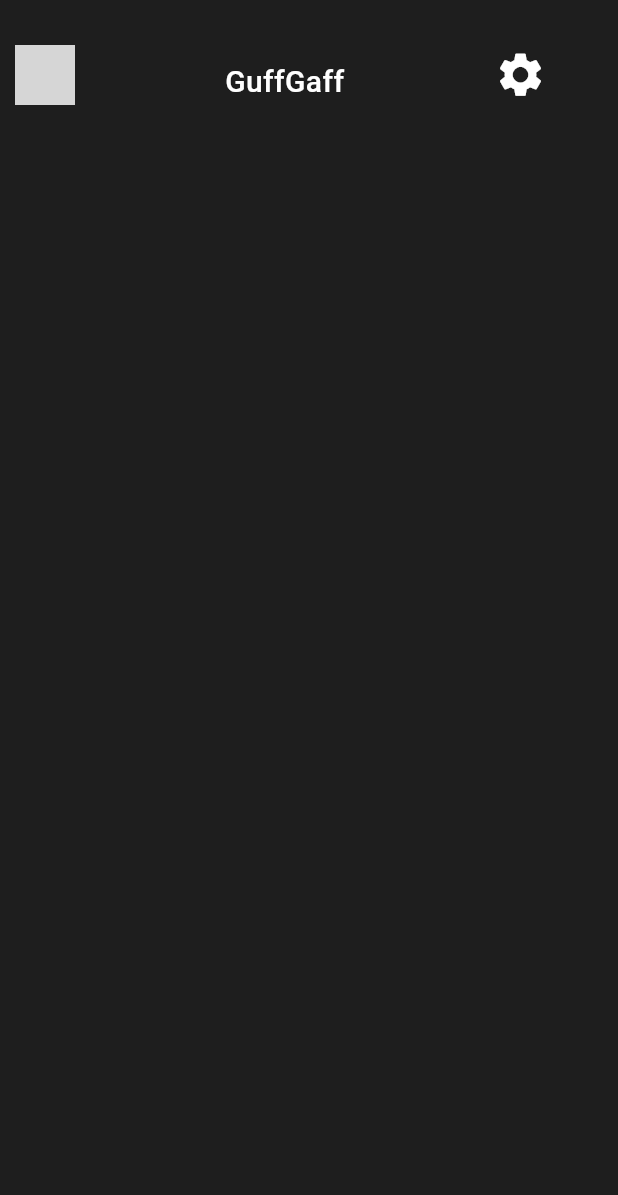
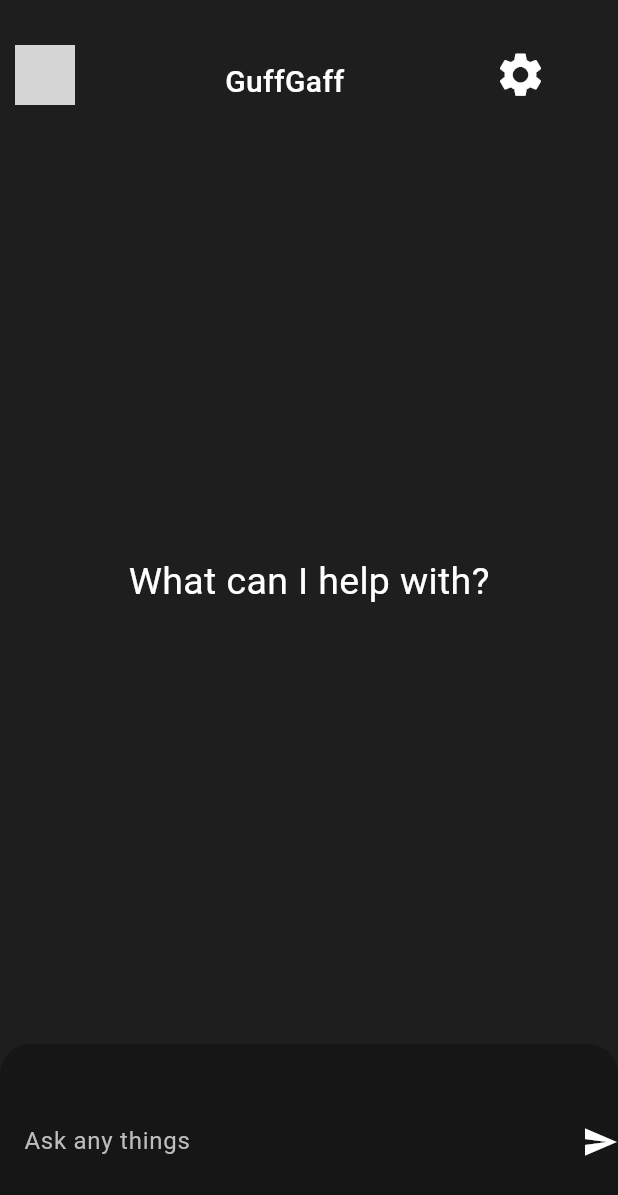
Before and after one commit to Rijan77/guffgaff-chatbot, a Flutter app: the screen it shows after launch, on a phone screen of 412 x 824 dp. Shown: the top 1195 px of the screen. Run offline on Flutter 3.47's test engine with Material 3 defaults, Android fonts, the phone set to English and light mode, and no system bars; our stand-ins replace flutter_riverpod; grey boxes are pictures that could not be loaded.

Commit message:
Initial design of homepage

```diff
--- a/lib/pages/MyHomePage.dart
+++ b/lib/pages/MyHomePage.dart
@@ -4,6 +4,10 @@
 final helloProvider = Provider<String>((ref){
   return ("What can I help with?");
 });
+
+// final iconprovider = Provider((ref){
+//   return Icon(Icons.settings, size: 40, color: Colors.white,);
+// });
 
 class Myhomepage extends ConsumerStatefulWidget{
   const Myhomepage({super.key});
@@ -16,9 +20,11 @@
   @override
   Widget build(BuildContext context) {
     final hello = ref.watch(helloProvider);
+    // final icon = ref.watch(iconprovider);
     return Scaffold(
       backgroundColor: const Color(0xff1E1E1E),
-      body: Column(
+      body: SingleChildScrollView(
+        child: Column(
           children: [
             Row(
                 children: [
@@ -39,12 +45,54 @@
                   ),
                   Padding(
                     padding: const EdgeInsets.only(left: 100, top: 30),
-                  child: Icon(Icons.settings, color: Colors.white, size: 35,),
+                    child: Icon(Icons.settings, color: Colors.white, size: 35,)
                   )
                 ],
               ),
+            SizedBox(height: 300,),
+
+            Text(hello, style: TextStyle(
+              color: Colors.white,
+              fontSize: 25,
+            ),),
+
+        SizedBox(height: 290,),
+            Container(
+              // padding: EdgeInsets.symmetric(horizontal: 10),
+              height: 130,
+              width: double.infinity,
+              decoration: BoxDecoration(
+                color: Colors.black26,
+                borderRadius: BorderRadius.only(topLeft: Radius.circular(20), topRight: Radius.circular(20))
+              ),
+
+              child: Row(
+                children: [
+                  Expanded(
+                    child: TextField(
+                      style: TextStyle(color: Colors.white),
+                      decoration: InputDecoration(
+                        hintText: "Ask any things",
+                        hintStyle: TextStyle(
+                          color: Colors.grey[400],
+                          fontWeight: FontWeight.w400,
+                        ),
+                        border: InputBorder.none,
+                        focusedBorder: InputBorder.none,
+                        enabledBorder: InputBorder.none,
+
+                        contentPadding: EdgeInsets.symmetric(horizontal: 16, vertical: 12),
+                      ),
+                    ),
+                  ),
+                  SizedBox(width: 10,),
+                  Icon(Icons.send, color: Colors.white)
+                ],
+              )
+            )
 
           ],
+        ),
       ),
     );
   }
```
Lines whose indentation alone changed are shown as unchanged.
